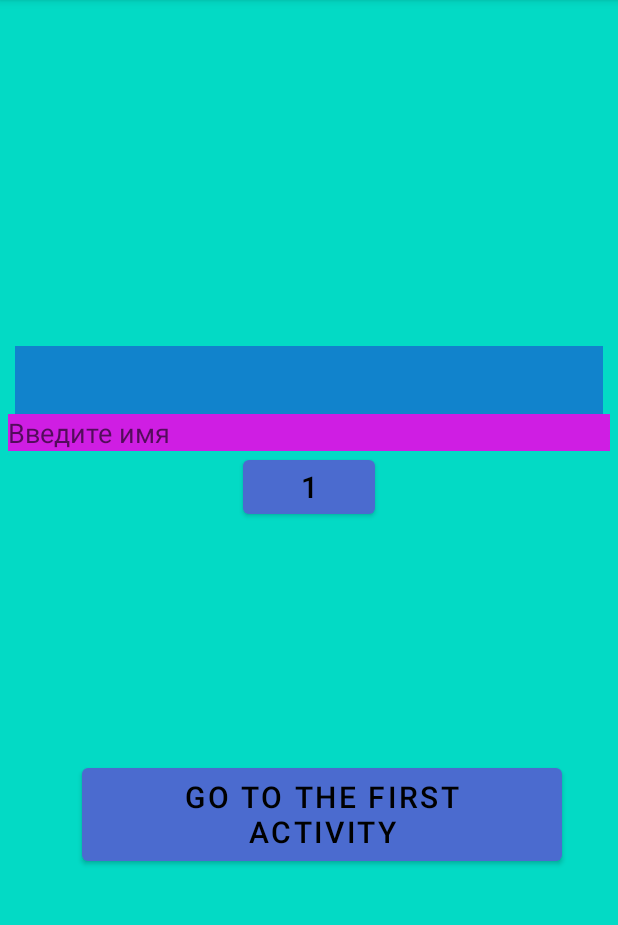
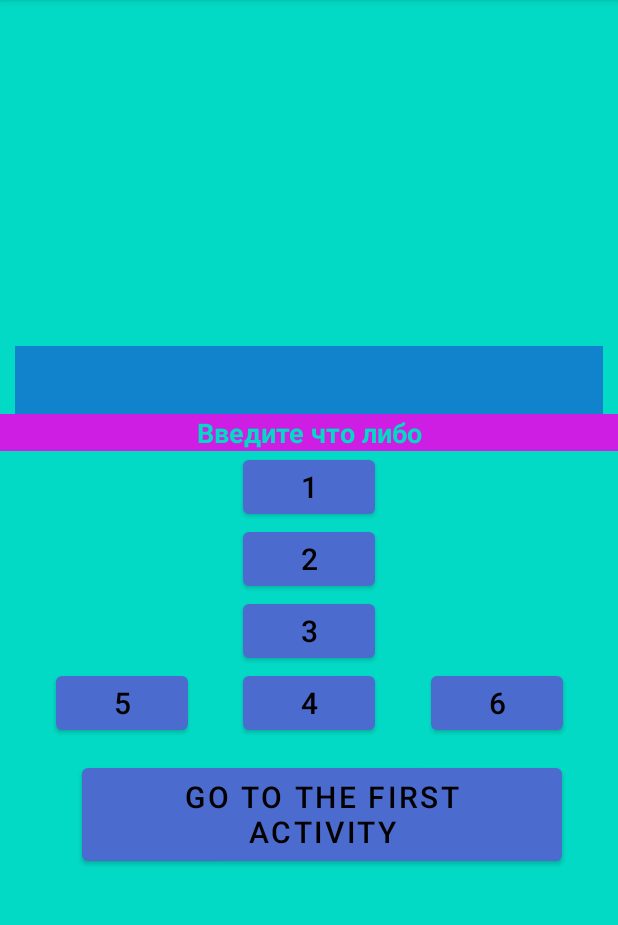
Before and after one commit to Spaceworm12/MyApplication, an Android app: the SecondActivity screen opened directly, with no data from a screen before it, on a phone screen of 412 x 824 dp, the part 84-1009 px from its top. Run offline under Robolectric (Android 15) with nearby library versions, the phone set to English and light mode, and no system bars.

Commit message:
add contract

```diff
--- a/app/src/main/res/layout/activity_second.xml
+++ b/app/src/main/res/layout/activity_second.xml
@@ -26,17 +26,18 @@
         android:id="@+id/editText"
         android:layout_width="match_parent"
         android:layout_height="wrap_content"
-        android:layout_marginStart="5dp"
-        android:layout_marginEnd="5dp"
-        android:hint="Введите имя"
         android:background="#CF1EE3"
+        android:textStyle="bold"
+        android:hint="Введите что либо"
+        android:textAlignment="center"
+        android:textColorHint="@color/teal_200"
         app:layout_constraintLeft_toLeftOf="parent"
         app:layout_constraintRight_toRightOf="parent"
         app:layout_constraintTop_toBottomOf="@+id/textView" />
 
     <Button
         android:id="@+id/button_1"
-        style="@style/Viktor"
+        android:style="@style/Viktor"
         android:layout_width="wrap_content"
         android:layout_height="wrap_content"
         android:text="1"
@@ -45,6 +46,65 @@
         app:layout_constraintEnd_toEndOf="parent"
         app:layout_constraintStart_toStartOf="parent"
         app:layout_constraintTop_toBottomOf="@+id/editText" />
+    <Button
+        android:id="@+id/button_2"
+        android:style="@style/Viktor"
+        android:layout_width="wrap_content"
+        android:layout_height="wrap_content"
+        android:text="2"
+        android:textColor="@color/black"
+        android:textSize="20sp"
+        app:layout_constraintEnd_toEndOf="parent"
+        app:layout_constraintStart_toStartOf="parent"
+        app:layout_constraintTop_toBottomOf="@+id/button_1" />
+    <Button
+        android:id="@+id/button_3"
+        android:style="@style/Viktor"
+        android:layout_width="wrap_content"
+        android:layout_height="wrap_content"
+        android:text="3"
+        android:textColor="@color/black"
+        android:textSize="20sp"
+        app:layout_constraintEnd_toEndOf="parent"
+        app:layout_constraintStart_toStartOf="parent"
+        app:layout_constraintTop_toBottomOf="@+id/button_2" />
+
+    <Button
+        android:id="@+id/button_4"
+        android:layout_width="wrap_content"
+        android:layout_height="wrap_content"
+        android:style="@style/Viktor"
+        android:text="4"
+        android:textColor="@color/black"
+        android:textSize="20sp"
+        app:layout_constraintEnd_toEndOf="parent"
+        app:layout_constraintStart_toStartOf="parent"
+        app:layout_constraintTop_toBottomOf="@+id/button_3" />
+
+    <Button
+        android:id="@+id/button_5"
+        android:layout_width="wrap_content"
+        android:layout_height="wrap_content"
+        android:style="@style/Viktor"
+        android:text="5"
+        android:textColor="@color/black"
+        android:textSize="20sp"
+        app:layout_constraintBaseline_toBaselineOf="@id/button_4"
+        app:layout_constraintEnd_toStartOf="@+id/button_4"
+        app:layout_constraintStart_toStartOf="parent" />
+
+    <Button
+        android:id="@+id/button_6"
+        android:layout_width="wrap_content"
+        android:layout_height="wrap_content"
+        android:style="@style/Viktor"
+        android:text="6"
+        android:textColor="@color/black"
+        android:textSize="20sp"
+        app:layout_constraintBaseline_toBaselineOf="@id/button_4"
+        app:layout_constraintEnd_toEndOf="parent"
+        app:layout_constraintStart_toEndOf="@+id/button_4" />
+
     <Button
         android:id="@+id/backToTheFirstScreen"
         style="@style/Viktor"
```
